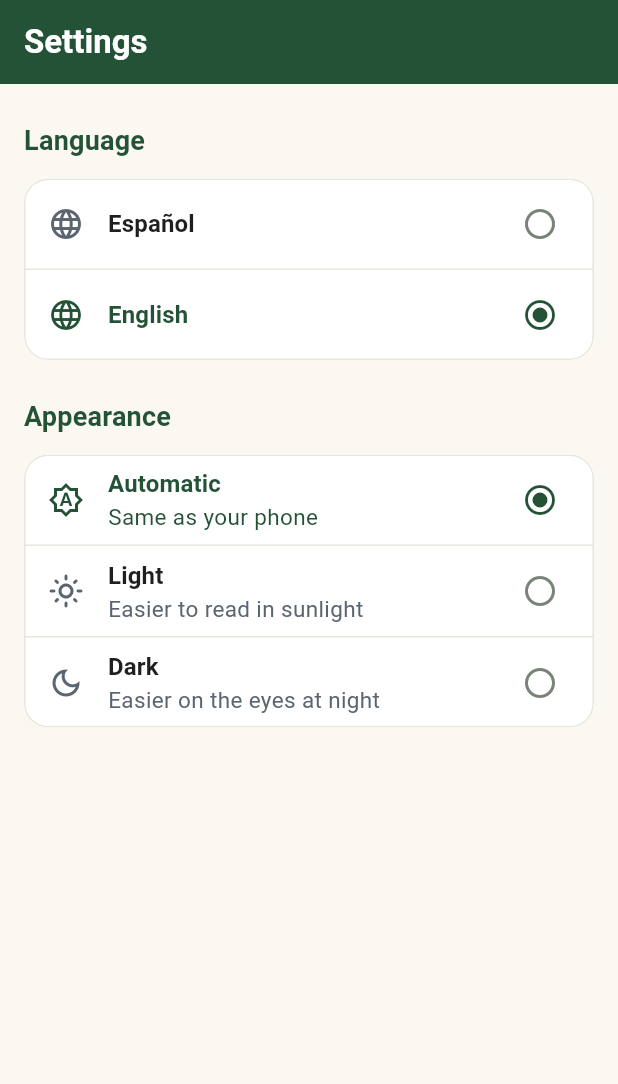
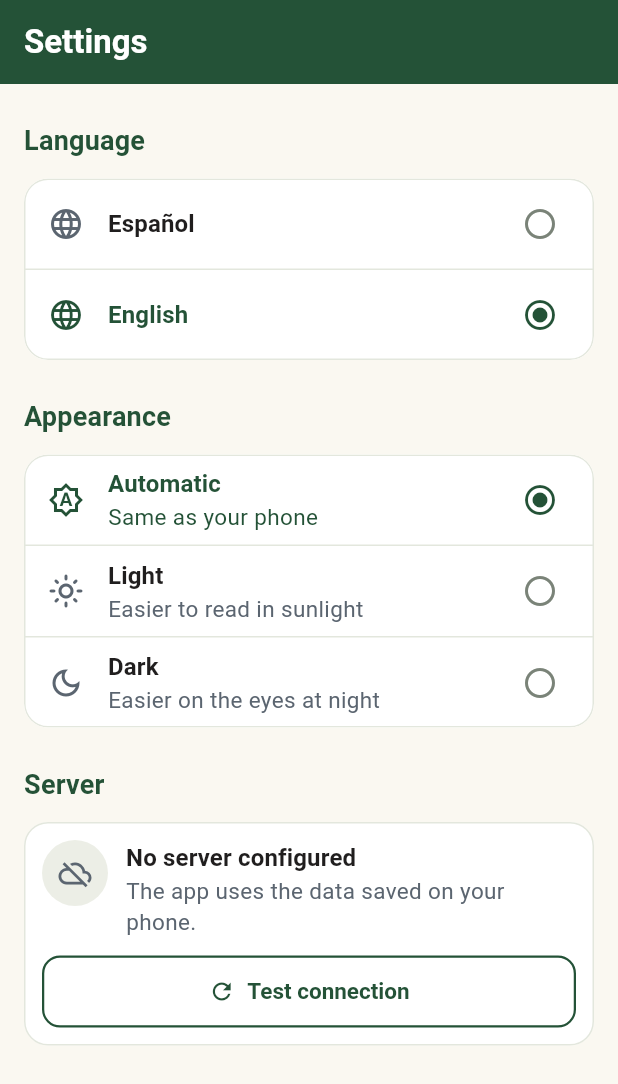
Before and after one commit to micioner2/explorador-bosque-seco, a Flutter app: the AjustesPage screen opened by its route, on a phone screen of 412 x 824 dp. Shown: the top 1084 px of the screen. Run offline on Flutter 3.47's test engine with Material 3 defaults, Android fonts, the phone set to English and light mode, and no system bars; our stand-ins replace flutter_riverpod, go_router, qr_flutter, shared_preferences, supabase_flutter; accounts and stored records are empty; generated files the repository leaves out were written again.

Commit message:
feat: conexión con Supabase y prueba de conexión en Ajustes
- La URL y la clave pública se pasan al compilar con
  --dart-define-from-file=config/supabase.json (ignorado por git); el
  ejemplo usa SUPABASE_PUBLISHABLE_KEY, porque anonKey está obsoleta.
- iniciarSupabase() conecta al arrancar solo si hay configuración, sin
  necesitar señal; si falla, la app sigue con datos de demostración.
  clienteSupabaseProvider es el único punto de acceso al cliente.
- features/conexion: una consulta liviana distingue conectado (con o sin
  esquema), clave rechazada, sin conexión y error del servidor. Se muestra
  en Ajustes → Servidor, en español e inglés.
- Pruebas sin red con MockClient y una prueba contra el servidor real
  (etiqueta supabase) que se omite sin configuración, como en el CI.
- El ayudante tocar() de las pruebas solo desplaza la lista si el
  elemento no se puede tocar donde está.

```diff
--- a/config/supabase.example.json
+++ b/config/supabase.example.json
@@ -1,4 +1,4 @@
 {
   "SUPABASE_URL": "https://<proyecto>.supabase.co",
-  "SUPABASE_ANON_KEY": "<anon-key>"
+  "SUPABASE_PUBLISHABLE_KEY": "<clave sb_publishable_...>"
 }
--- /dev/null
+++ b/dart_test.yaml
@@ -0,0 +1,5 @@
+# Etiquetas de las pruebas.
+tags:
+  # Llama al servidor real de Supabase. Se omite si no se pasa
+  # --dart-define-from-file=config/supabase.json (ver test/integracion/).
+  supabase:
--- /dev/null
+++ b/lib/features/conexion/domain/estado_conexion.dart
@@ -0,0 +1,36 @@
+/// Resultado de probar la conexión con el servidor.
+sealed class EstadoConexion {
+  const EstadoConexion();
+}
+
+/// La app se compiló sin servidor: funciona con los datos del celular.
+final class SinConfigurar extends EstadoConexion {
+  const SinConfigurar();
+}
+
+/// El servidor respondió y aceptó la clave de la app.
+final class Conectado extends EstadoConexion {
+  const Conectado({required this.esquemaListo});
+
+  /// Ya existen las tablas de la app. Si es `false`, el servidor funciona
+  /// pero falta crear el esquema de la base de datos.
+  final bool esquemaListo;
+}
+
+/// El servidor respondió, pero rechazó la clave de la app.
+final class ClaveRechazada extends EstadoConexion {
+  const ClaveRechazada();
+}
+
+/// No se pudo llegar al servidor: sin señal, sin internet o tardó demasiado.
+final class SinConexion extends EstadoConexion {
+  const SinConexion();
+}
+
+/// El servidor respondió con un error inesperado.
+final class ErrorServidor extends EstadoConexion {
+  const ErrorServidor(this.codigo);
+
+  /// Código que devolvió el servidor (por ejemplo, `500`).
+  final String codigo;
+}
--- /dev/null
+++ b/lib/features/conexion/presentation/view_models/conexion_view_model.dart
@@ -0,0 +1,25 @@
+import 'package:flutter_riverpod/flutter_riverpod.dart';
+
+import '../../data/conexion_repository_supabase.dart';
+import '../../domain/estado_conexion.dart';
+
+/// Estado y acciones de la prueba de conexión con el servidor.
+///
+/// Prueba la conexión al abrir la pantalla que la muestra y se descarta al
+/// cerrarla, así cada visita a Ajustes muestra el estado actual.
+class ConexionViewModel extends AsyncNotifier<EstadoConexion> {
+  @override
+  Future<EstadoConexion> build() =>
+      ref.watch(conexionRepositoryProvider).verificar();
+
+  Future<void> probarDeNuevo() async {
+    state = const AsyncLoading();
+    final estado = await ref.read(conexionRepositoryProvider).verificar();
+    if (ref.mounted) state = AsyncData(estado);
+  }
+}
+
+final conexionViewModelProvider =
+    AsyncNotifierProvider.autoDispose<ConexionViewModel, EstadoConexion>(
+      ConexionViewModel.new,
+    );
--- a/lib/features/preferencias/presentation/views/ajustes_page.dart
+++ b/lib/features/preferencias/presentation/views/ajustes_page.dart
@@ -5,11 +5,14 @@ import '../../../../core/l10n/l10n.dart';
 import '../../../../core/theme/app_espacios.dart';
 import '../../../../core/theme/colores_app.dart';
 import '../../../../shared/widgets/titulo_seccion.dart';
+import '../../../conexion/domain/estado_conexion.dart';
+import '../../../conexion/presentation/view_models/conexion_view_model.dart';
 import '../../domain/preferencias.dart';
 import '../view_models/preferencias_view_model.dart';
 
 /// Ajustes de la app: idioma (español o inglés) y apariencia (clara,
-/// oscura o la del celular). Se guardan en el celular.
+/// oscura o la del celular), que se guardan en el celular, y el estado de
+/// la conexión con el servidor.
 class AjustesPage extends ConsumerWidget {
   const AjustesPage({super.key});
 
@@ -76,7 +79,139 @@ class AjustesPage extends ConsumerWidget {
               ),
             ],
           ),
+          TituloSeccion(l10n.ajustesServidor),
+          const _TarjetaConexion(),
         ],
+      ),
+    );
+  }
+}
+
+/// Intención visual del estado de la conexión. El color siempre va junto a
+/// un icono y un texto que dicen lo mismo.
+enum _Tono { neutro, exito, aviso, error }
+
+/// Estado de la conexión con el servidor y botón para volver a probarla.
+class _TarjetaConexion extends ConsumerWidget {
+  const _TarjetaConexion();
+
+  @override
+  Widget build(BuildContext context, WidgetRef ref) {
+    final l10n = context.l10n;
+    final esquema = context.esquema;
+    final colores = context.colores;
+    final textos = context.textos;
+    final conexion = ref.watch(conexionViewModelProvider);
+    final probando = conexion is AsyncLoading;
+
+    final (icono, titulo, detalle, tono) = switch (conexion) {
+      AsyncData(value: SinConfigurar()) => (
+        Icons.cloud_off_outlined,
+        l10n.conexionSinConfigurar,
+        l10n.conexionSinConfigurarDetalle,
+        _Tono.neutro,
+      ),
+      AsyncData(value: Conectado(esquemaListo: true)) => (
+        Icons.cloud_done_outlined,
+        l10n.conexionConectado,
+        l10n.conexionConectadoDetalle,
+        _Tono.exito,
+      ),
+      AsyncData(value: Conectado()) => (
+        Icons.cloud_done_outlined,
+        l10n.conexionConectado,
+        l10n.conexionSinEsquemaDetalle,
+        _Tono.aviso,
+      ),
+      AsyncData(value: ClaveRechazada()) => (
+        Icons.key_off_outlined,
+        l10n.conexionClaveRechazada,
+        l10n.conexionClaveRechazadaDetalle,
+        _Tono.error,
+      ),
+      AsyncData(value: SinConexion()) => (
+        Icons.wifi_off,
+        l10n.conexionSinConexion,
+        l10n.conexionSinConexionDetalle,
+        _Tono.aviso,
+      ),
+      AsyncData(value: ErrorServidor(:final codigo)) => (
+        Icons.error_outline,
+        l10n.conexionError,
+        l10n.conexionErrorDetalle(codigo),
+        _Tono.error,
+      ),
+      AsyncError() => (
+        Icons.error_outline,
+        l10n.conexionError,
+        null,
+        _Tono.error,
+      ),
+      AsyncLoading() => (Icons.sync, l10n.conexionProbando, null, _Tono.neutro),
+    };
+    final (fondo, frente) = switch (tono) {
+      _Tono.neutro => (
+        esquema.surfaceContainerHighest,
+        esquema.onSurfaceVariant,
+      ),
+      _Tono.exito => (esquema.primaryContainer, esquema.onPrimaryContainer),
+      _Tono.aviso => (colores.aviso, colores.sobreAviso),
+      _Tono.error => (esquema.errorContainer, esquema.onErrorContainer),
+    };
+
+    return Card(
+      child: Padding(
+        padding: const EdgeInsets.all(AppEspacios.m),
+        child: Column(
+          crossAxisAlignment: CrossAxisAlignment.stretch,
+          children: [
+            Semantics(
+              liveRegion: true,
+              child: MergeSemantics(
+                child: Row(
+                  crossAxisAlignment: CrossAxisAlignment.start,
+                  children: [
+                    ExcludeSemantics(
+                      child: Container(
+                        width: 44,
+                        height: 44,
+                        decoration: BoxDecoration(
+                          color: fondo,
+                          shape: BoxShape.circle,
+                        ),
+                        child: Icon(icono, size: 22, color: frente),
+                      ),
+                    ),
+                    const SizedBox(width: AppEspacios.m),
+                    Expanded(
+                      child: Column(
+                        crossAxisAlignment: CrossAxisAlignment.start,
+                        children: [
+                          Text(titulo, style: textos.titleSmall),
+                          if (detalle != null)
+                            Text(
+                              detalle,
+                              style: textos.bodyMedium?.copyWith(
+                                color: esquema.onSurfaceVariant,
+                              ),
+                            ),
+                        ],
+                      ),
+                    ),
+                  ],
+                ),
+              ),
+            ),
+            const SizedBox(height: AppEspacios.m),
+            OutlinedButton.icon(
+              onPressed: probando
+                  ? null
+                  : ref.read(conexionViewModelProvider.notifier).probarDeNuevo,
+              icon: const Icon(Icons.refresh),
+              label: Text(l10n.conexionProbar),
+            ),
+          ],
+        ),
       ),
     );
   }
--- a/lib/l10n/app_en.arb
+++ b/lib/l10n/app_en.arb
@@ -150,5 +150,20 @@
   "temaClaro": "Light",
   "temaClaroDetalle": "Easier to read in sunlight",
   "temaOscuro": "Dark",
-  "temaOscuroDetalle": "Easier on the eyes at night"
+  "temaOscuroDetalle": "Easier on the eyes at night",
+
+  "ajustesServidor": "Server",
+  "conexionProbar": "Test connection",
+  "conexionProbando": "Testing the connection…",
+  "conexionSinConfigurar": "No server configured",
+  "conexionSinConfigurarDetalle": "The app uses the data saved on your phone.",
+  "conexionConectado": "Connected",
+  "conexionConectadoDetalle": "The server is responding and the database is ready.",
+  "conexionSinEsquemaDetalle": "The server is responding, but the app's tables have not been created yet.",
+  "conexionClaveRechazada": "Key rejected",
+  "conexionClaveRechazadaDetalle": "The server did not accept the app's key.",
+  "conexionSinConexion": "No connection",
+  "conexionSinConexionDetalle": "Could not reach the server. Your data is still saved on your phone.",
+  "conexionError": "Server error",
+  "conexionErrorDetalle": "The server responded with an error ({codigo})."
 }
--- a/lib/main.dart
+++ b/lib/main.dart
@@ -3,12 +3,15 @@ import 'package:flutter_riverpod/flutter_riverpod.dart';
 import 'package:shared_preferences/shared_preferences.dart';
 
 import 'app.dart';
+import 'core/supabase/cliente_supabase.dart';
 import 'features/preferencias/data/preferencias_repository_local.dart';
 import 'features/preferencias/data/preferencias_repository_memoria.dart';
 
 Future<void> main() async {
   WidgetsFlutterBinding.ensureInitialized();
   final almacen = await SharedPreferences.getInstance();
+  // `null` si la app se compiló sin config/supabase.json.
+  final clienteSupabase = await iniciarSupabase();
 
   runApp(
     ProviderScope(
@@ -16,6 +19,8 @@ Future<void> main() async {
         preferenciasRepositoryProvider.overrideWithValue(
           PreferenciasRepositoryLocal(almacen),
         ),
+        if (clienteSupabase != null)
+          clienteSupabaseProvider.overrideWithValue(clienteSupabase),
       ],
       child: const BosqueSecoApp(),
     ),
--- a/pubspec.yaml
+++ b/pubspec.yaml
@@ -17,10 +17,12 @@ dependencies:
     sdk: flutter
   flutter_riverpod: ^3.3.2
   go_router: ^17.4.0
+  http: ^1.6.0
   # La versión de intl la fija flutter_localizations (SDK de Flutter).
   intl: any
   qr_flutter: ^4.1.0
   shared_preferences: ^2.5.5
+  supabase_flutter: ^2.18.2
 
 dev_dependencies:
   flutter_test:
```
Also changed, not shown: lib/core/supabase/cliente_supabase.dart (added, +30 -0 lines), lib/core/supabase/config_supabase.dart (added, +17 -0 lines), lib/features/conexion/data/conexion_repository_supabase.dart (added, +72 -0 lines), lib/features/conexion/domain/conexion_repository.dart (added, +7 -0 lines), lib/l10n/app_es.arb (+21 -1 lines), pubspec.lock, 5 other files.
